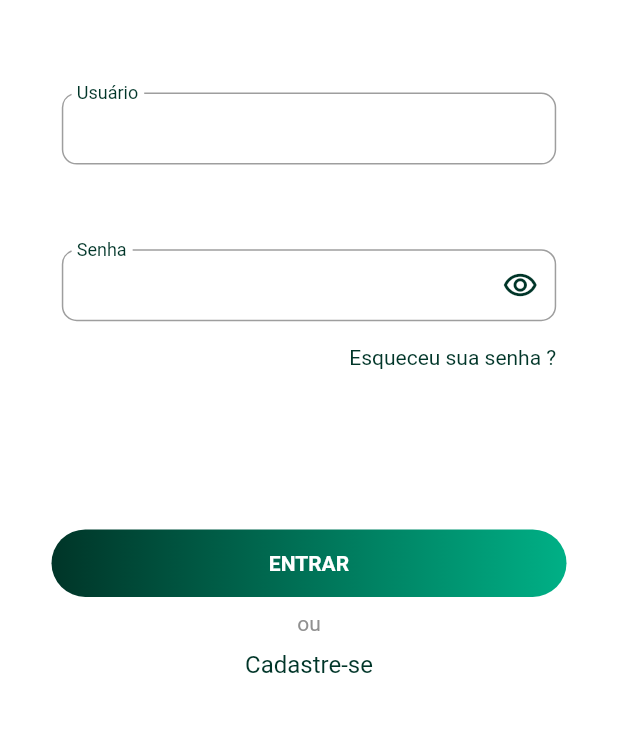
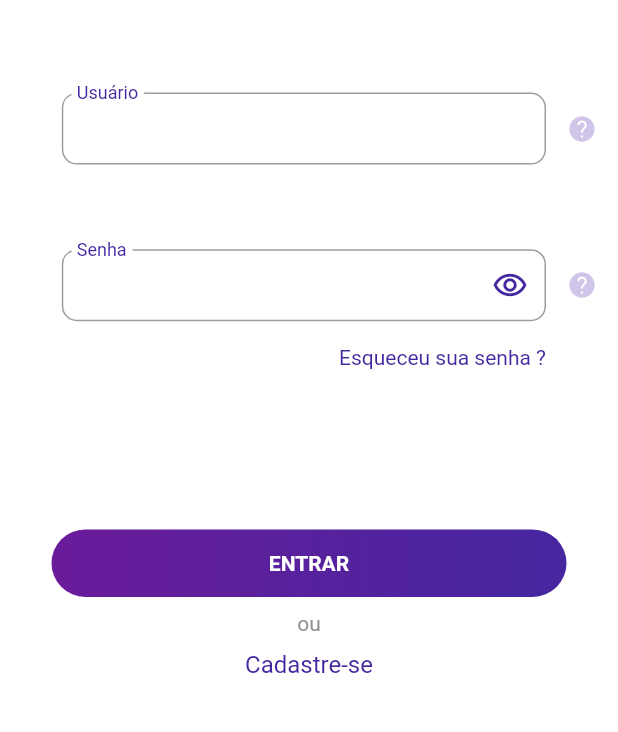
Before and after one commit to evrtonpires/sweet_pet_mobile, a Flutter app: the CadastroDeUsuarioPage screen opened by its route, after a tap on the "arrow back" icon, on a phone screen of 412 x 824 dp, the part 433-1165 px from its top. Run offline on Flutter 3.47's test engine with Material 2 defaults, Android fonts, the phone set to English and light mode, and no system bars; our stand-ins replace awesome_dialog, connectivity, custom_navigation_bar, dio, flutter_i18n, flutter_mobx and 8 more; missing offline and left inert: connectivity_for_web, encrypt, shared_preferences_web; accounts and stored records are empty; generated files the repository leaves out were written again.

Commit message:
mudanca de cor

```diff
--- a/lib/app/modules/dashboard/dashboard/widgets/user_dialog_card_widget.dart
+++ b/lib/app/modules/dashboard/dashboard/widgets/user_dialog_card_widget.dart
@@ -36,7 +36,7 @@ class UserDialogCard extends StatelessWidget {
                   width: 75,
                   decoration: BoxDecoration(
                     shape: BoxShape.circle,
-                    color: SweetPetColors.dark,
+                    color: SweetPetColors.primary800,
                     image: DecorationImage(
                       fit: BoxFit.cover,
                       image: AssetImage(IconConstant.iconDogPaw),
@@ -71,7 +71,7 @@ class UserDialogCard extends StatelessWidget {
                     onPressed: () {},
                     icon: Icon(
                       Icons.settings,
-                      color: SweetPetColors.dark,
+                      color: SweetPetColors.primary800,
                     ),
                   ),
                 ),
--- a/lib/app/modules/dashboard/home_dashboard/homeDashboard_page.dart
+++ b/lib/app/modules/dashboard/home_dashboard/homeDashboard_page.dart
@@ -73,7 +73,7 @@ class HomeDashboardPageState extends State<HomeDashboardPage> {
                         currentItem: store.currentTab,
                         count: 3,
                         unselectedColor: SweetPetColors.gray,
-                        selectedColor: SweetPetColors.light,
+                        selectedColor: SweetPetColors.primary100,
                         size: Size(8, 8),
                         unselectedSize: Size(4, 4),
                       ),
@@ -94,7 +94,7 @@ class HomeDashboardPageState extends State<HomeDashboardPage> {
                       children: [
                         PainelControlWidget(),
                         Container(
-                          height: MediaQuery.of(context).size.height * .35,
+                          height: MediaQuery.of(context).size.height * .34,
                           child: GridView(
                             scrollDirection: Axis.vertical,
                             padding: EdgeInsets.symmetric(vertical: 4.0),
--- a/lib/app/modules/dashboard/home_dashboard/widgets/animal_card_information_widget.dart
+++ b/lib/app/modules/dashboard/home_dashboard/widgets/animal_card_information_widget.dart
@@ -18,9 +18,9 @@ class AnimalCardInformationWidget extends StatelessWidget {
           width: MediaQuery.of(context).size.width,
           decoration: BoxDecoration(
             // gradient: LinearGradient(colors: SweetPetColors.linearGradient),
-            color: SweetPetColors.dark,
+            color: SweetPetColors.primary800,
             border: Border.all(
-              color: SweetPetColors.darkest,
+              color: SweetPetColors.primary800,
             ),
             borderRadius: BorderRadius.circular(15),
           ),
--- a/lib/app/modules/dashboard/home_dashboard/widgets/category_card_widget.dart
+++ b/lib/app/modules/dashboard/home_dashboard/widgets/category_card_widget.dart
@@ -18,12 +18,12 @@ class CategoryCardWidget extends StatelessWidget {
       ),
       child: InkWell(
         onTap: () {},
-        highlightColor: SweetPetColors.medium.withOpacity(.2),
+        highlightColor: SweetPetColors.primary500.withOpacity(.2),
         child: Column(
           children: [
             Card(
               elevation: 6.0,
-              color: SweetPetColors.medium,
+              color: SweetPetColors.primary500,
               shape: RoundedRectangleBorder(
                 borderRadius: BorderRadius.circular(15),
               ),
@@ -34,7 +34,7 @@ class CategoryCardWidget extends StatelessWidget {
                     ),
                     // gradient:
                     //     LinearGradient(colors: SweetPetColors.linearGradient),
-                    color: SweetPetColors.dark),
+                    color: SweetPetColors.primary800),
                 width: MediaQuery.of(context).size.width * .4,
                 height: 80.0,
                 child: Center(
--- a/lib/app/modules/dashboard/home_dashboard/widgets/painel_control_items_widget.dart
+++ b/lib/app/modules/dashboard/home_dashboard/widgets/painel_control_items_widget.dart
@@ -12,7 +12,7 @@ class PainelControlItemsWidget extends StatelessWidget {
     return Container(
       decoration: BoxDecoration(
         border: Border.all(
-          color: SweetPetColors.dark,
+          color: SweetPetColors.primary800,
         ),
         borderRadius: BorderRadius.all(
           Radius.circular(15),
@@ -28,14 +28,14 @@ class PainelControlItemsWidget extends StatelessWidget {
         child: InkWell(
           onTap: () {},
           borderRadius: BorderRadius.circular(15),
-          highlightColor: SweetPetColors.light,
+          highlightColor: SweetPetColors.primary100,
           child: Column(
             mainAxisSize: MainAxisSize.min,
             children: [
               Container(
                 child: SvgPicture.asset(
                   IconConstant.categoryDog,
-                  color: SweetPetColors.dark,
+                  color: SweetPetColors.primary800,
                 ),
                 height: MediaQuery.of(context).size.height * .09,
                 width: MediaQuery.of(context).size.width * .3,
--- a/lib/app/modules/login/cadastro_de_usuario/cadastro_de_usuario_page.dart
+++ b/lib/app/modules/login/cadastro_de_usuario/cadastro_de_usuario_page.dart
@@ -70,8 +70,8 @@ class CadastroDeUsuarioPageState
                     decoration: BoxDecoration(
                       gradient: LinearGradient(
                         colors: SweetPetColors.linearGradient,
-                        begin: Alignment.bottomRight,
-                        end: Alignment.topLeft,
+                        begin: Alignment.topLeft,
+                        end: Alignment.bottomRight,
                       ),
                     ),
                     child: Stack(
@@ -102,7 +102,7 @@ class CadastroDeUsuarioPageState
                         ),
                         Padding(
                           padding: EdgeInsets.only(
-                              top: MediaQuery.of(context).size.height * .1,
+                              top: MediaQuery.of(context).size.height * .14,
                               left: MediaQuery.of(context).size.width * .05,
                               right: MediaQuery.of(context).size.width * .05),
                           child: Card(
@@ -298,6 +298,8 @@ class CadastroDeUsuarioPageState
                                                 Text('Usuário'),
                                                 Radio(
                                                   value: 1,
+                                                  activeColor:
+                                                      SweetPetColors.primary800,
                                                   groupValue:
                                                       store.intETypeUser,
                                                   onChanged: (v) {
@@ -312,6 +314,8 @@ class CadastroDeUsuarioPageState
                                                 Text('Veterinário'),
                                                 Radio(
                                                   value: 2,
+                                                  activeColor:
+                                                      SweetPetColors.primary800,
                                                   groupValue:
                                                       store.intETypeUser,
                                                   onChanged: (v) {
@@ -344,7 +348,7 @@ class CadastroDeUsuarioPageState
                                             MediaQuery.of(context).size.width /
                                                 1.2,
                                         decoration: BoxDecoration(
-                                          color: SweetPetColors.medium,
+                                          color: SweetPetColors.secundary400,
                                           borderRadius: BorderRadius.all(
                                             Radius.circular(50),
                                           ),
--- a/lib/app/modules/login/login_page.dart
+++ b/lib/app/modules/login/login_page.dart
@@ -87,7 +87,12 @@ class _LoginPageState extends ModularState<LoginPage, LoginStore>
                           child: Container(
                               padding: EdgeInsets.only(
                                   left: MediaQuery.of(context).size.width * .1,
-                                right: MediaQuery.of(context).size.width * .1),
+                                  right:
+                                      MediaQuery.of(context).size.width * .0),
+                              child: Row(
+                                crossAxisAlignment: CrossAxisAlignment.start,
+                                children: [
+                                  Expanded(
                                     child: Observer(
                                       builder: (_) {
                                         return TextFieldWithValidationWidget(
@@ -105,18 +110,31 @@ class _LoginPageState extends ModularState<LoginPage, LoginStore>
                                               store.loginValidate(context),
                                           onEditingComplete: () =>
                                               FocusScope.of(context)
-                                          .requestFocus(store.focusPassword),
+                                                  .requestFocus(
+                                                      store.focusPassword),
                                         );
                                       },
                                     ),
                                   ),
+                                  IconButton(
+                                    onPressed: () {},
+                                    icon: Icon(Icons.help),
+                                    iconSize: 20,
+                                    color: SweetPetColors.primary100,
+                                  ),
+                                ],
+                              )),
                         ),
                         Expanded(
                           child: Container(
                             padding: EdgeInsets.only(
                               left: MediaQuery.of(context).size.width * .1,
-                              right: MediaQuery.of(context).size.width * .1,
+                              right: MediaQuery.of(context).size.width * .0,
                             ),
+                            child: Row(
+                              crossAxisAlignment: CrossAxisAlignment.start,
+                              children: [
+                                Expanded(
                                   child: Column(
                                     children: [
                                       Observer(
@@ -130,8 +148,10 @@ class _LoginPageState extends ModularState<LoginPage, LoginStore>
                                               store.setPassword(newPassword);
                                               store.passwordValidate(context);
                                             },
-                                      textInputAction: TextInputAction.done,
-                                      messageError: store.messagePasswordError,
+                                            textInputAction:
+                                                TextInputAction.done,
+                                            messageError:
+                                                store.messagePasswordError,
                                             onValidator: () =>
                                                 store.passwordValidate(context),
                                             onEditingComplete: () =>
@@ -151,10 +171,20 @@ class _LoginPageState extends ModularState<LoginPage, LoginStore>
                                               FlutterI18n.translate(context,
                                                   'telaLogin.esqueceuSuaSenha'),
                                               style: TextStyle(
-                                            color: SweetPetColors.darkest),
+                                                  color: SweetPetColors
+                                                      .primary800),
                                             ),
                                           ),
                                         ),
+                                      ),
+                                    ],
+                                  ),
+                                ),
+                                IconButton(
+                                  onPressed: () {},
+                                  icon: Icon(Icons.help),
+                                  iconSize: 20,
+                                  color: SweetPetColors.primary100,
                                 ),
                               ],
                             ),
@@ -222,7 +252,7 @@ class _LoginPageState extends ModularState<LoginPage, LoginStore>
                                     FlutterI18n.translate(
                                         context, 'telaLogin.cadastrar'),
                                     style: TextStyle(
-                                        color: SweetPetColors.darkest,
+                                        color: SweetPetColors.primary800,
                                         fontSize: getValueFont(
                                             context: context, valueMin: 16)),
                                   ),
--- a/lib/util/colors/colors.dart
+++ b/lib/util/colors/colors.dart
@@ -1,11 +1,26 @@
 import 'dart:ui';
 
 abstract class SweetPetColors {
-  static const Color darkest = Color(0xFF003528);
-  static const Color dark = Color(0xFF005843);
-  static const Color medium = Color(0xFF00B086);
-  static const Color light = Color(0xFF4DC8AA);
-  static const Color lightest = Color(0xFF99DFCF);
+  static const Color primary800 = Color(0xFF4527A0);
+  static const Color primary700 = Color(0xFF512DA8);
+  static const Color primary600 = Color(0xFF5E35B1);
+  static const Color primary500 = Color(0xFF673AB7);
+  static const Color primary400 = Color(0xFF7E57C2);
+  static const Color primary300 = Color(0xFF9575CD);
+  static const Color primary200 = Color(0xFFB39DDB);
+  static const Color primary100 = Color(0xFFD1C4E9);
+  static const Color primary050 = Color(0xFFEDE7F6);
+
+  //----------------------------------------------------------------------------
+  static const Color secundary800 = Color(0xFF6A1B9A);
+  static const Color secundary700 = Color(0xFF7B1FA2);
+  static const Color secundary600 = Color(0xFF8E24AA);
+  static const Color secundary500 = Color(0xFF9C27B0);
+  static const Color secundary400 = Color(0xFFAB47BC);
+  static const Color secundary300 = Color(0xFFBA68C8);
+  static const Color secundary200 = Color(0xFFCE93D8);
+  static const Color secundary100 = Color(0xFFE1BEE7);
+  static const Color secundary050 = Color(0xFFF3E5F5);
 
   //----------------------------------------------------------------------------
   static const Color gray = Color(0xFF404040);
@@ -18,8 +33,8 @@ abstract class SweetPetColors {
   static const Color successLight = Color(0xFF51E572);
   static const Color success = Color(0xFF51E572);
 
-  static Color scrollBarColor = darkest.withOpacity(0.8);
+  static Color scrollBarColor = primary800.withOpacity(0.8);
   static const Color error = Color(0xFFF74237);
 
-  static List<Color> linearGradient = [darkest, medium];
+  static List<Color> linearGradient = [secundary800, primary800];
 }
--- a/lib/util/loading_page/loading_page_widget.dart
+++ b/lib/util/loading_page/loading_page_widget.dart
@@ -34,7 +34,7 @@ class _LoadingPageWidgetState extends State<LoadingPageWidget> {
                           children: [
                             SvgPicture.asset(
                               IconConstant.categoryDog,
-                              color: SweetPetColors.darkest,
+                              color: SweetPetColors.secundary500,
                               width: 60.0,
                               height: 60.0,
                             ),
@@ -43,7 +43,7 @@ class _LoadingPageWidgetState extends State<LoadingPageWidget> {
                             ),
                             SvgPicture.asset(
                               IconConstant.categoryCat,
-                              color: SweetPetColors.darkest,
+                              color: SweetPetColors.secundary500,
                               width: 60.0,
                               height: 60.0,
                             )
--- a/lib/util/widgets/base_text_field_widget.dart
+++ b/lib/util/widgets/base_text_field_widget.dart
@@ -39,14 +39,14 @@ class _BaseTextFieldWidgetState extends State<BaseTextFieldWidget> {
   Widget get _iconPasswordHidden => Icon(
     Icons.remove_red_eye_outlined,
         semanticLabel: 'Exibir senha',
-        color: SweetPetColors.darkest,
+        color: SweetPetColors.primary800,
       );
 
   Widget get _iconPasswordShowed =>
       Icon(
         Icons.remove_red_eye,
         semanticLabel: 'Esconder senha',
-        color: SweetPetColors.darkest,
+        color: SweetPetColors.primary800,
       );
 
   bool _isObscured = false;
@@ -73,16 +73,16 @@ class _BaseTextFieldWidgetState extends State<BaseTextFieldWidget> {
         enabledBorder: OutlineInputBorder(
           borderRadius: BorderRadius.circular(10.0),
           borderSide: BorderSide(
-            color: SweetPetColors.darkest,
+            color: SweetPetColors.primary800,
           ),
         ),
         focusedBorder: OutlineInputBorder(
           borderRadius: BorderRadius.circular(10.0),
           borderSide: BorderSide(
-            color: SweetPetColors.darkest,
+            color: SweetPetColors.primary800,
           ),
         ),
-        labelStyle: TextStyle(color: SweetPetColors.darkest),
+        labelStyle: TextStyle(color: SweetPetColors.primary800),
         suffixIcon: widget.isPassword ? _togglePasswordSuffix : null,
       );
 
@@ -91,13 +91,13 @@ class _BaseTextFieldWidgetState extends State<BaseTextFieldWidget> {
             const EdgeInsets.only(top: 0, left: 10, right: 10, bottom: 0),
         alignLabelWithHint: true,
         labelText: widget.placeholder,
-        labelStyle: TextStyle(color: SweetPetColors.darkest),
+        labelStyle: TextStyle(color: SweetPetColors.primary800),
         focusedBorder: OutlineInputBorder(
-          borderSide: BorderSide(color: SweetPetColors.darkest),
+          borderSide: BorderSide(color: SweetPetColors.primary800),
           borderRadius: BorderRadius.circular(10.0),
         ),
         border: OutlineInputBorder(
-          borderSide: BorderSide(color: SweetPetColors.darkest),
+          borderSide: BorderSide(color: SweetPetColors.primary800),
           borderRadius: BorderRadius.circular(10.0),
         ),
         floatingLabelBehavior: widget.floatingLabelBehavior,
@@ -116,7 +116,7 @@ class _BaseTextFieldWidgetState extends State<BaseTextFieldWidget> {
   Widget build(BuildContext context) {
     return Theme(
       data: ThemeData(
-        primaryColor: SweetPetColors.darkest,
+        primaryColor: SweetPetColors.secundary500,
       ),
       child: TextFormField(
         focusNode: widget.focusNode,
@@ -127,7 +127,7 @@ class _BaseTextFieldWidgetState extends State<BaseTextFieldWidget> {
         enabled: widget.isEnable,
         decoration:
             widget.isError ? _errorInputDecoration : _defaultInputDecoration,
-        cursorColor: SweetPetColors.darkest,
+        cursorColor: SweetPetColors.primary800,
         onChanged: widget.onChanged,
         onEditingComplete: widget.onEditingComplete,
         onFieldSubmitted: widget.onSubmitted,
```
Also changed, not shown: lib/app/modules/dashboard/dashboard/dashboard_page.dart (+4 -4 lines), 37 other files. Lines whose indentation alone changed are shown as unchanged.
